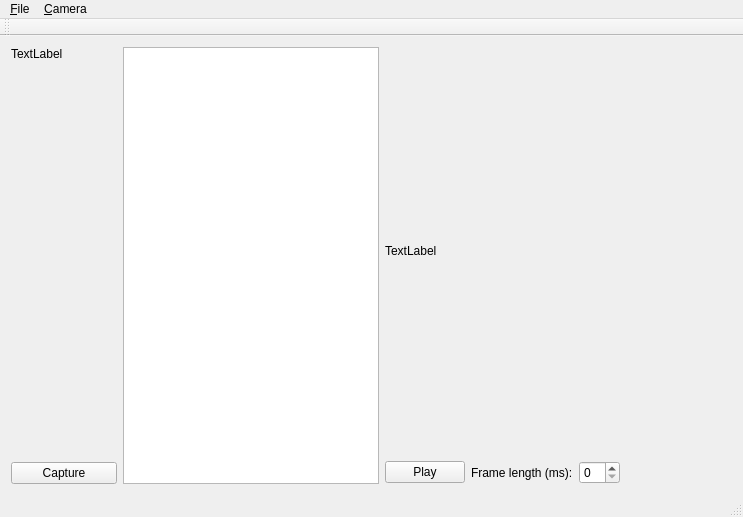
Old version of the form source/mainwindow.ui in the repository itai2/stopmotion.
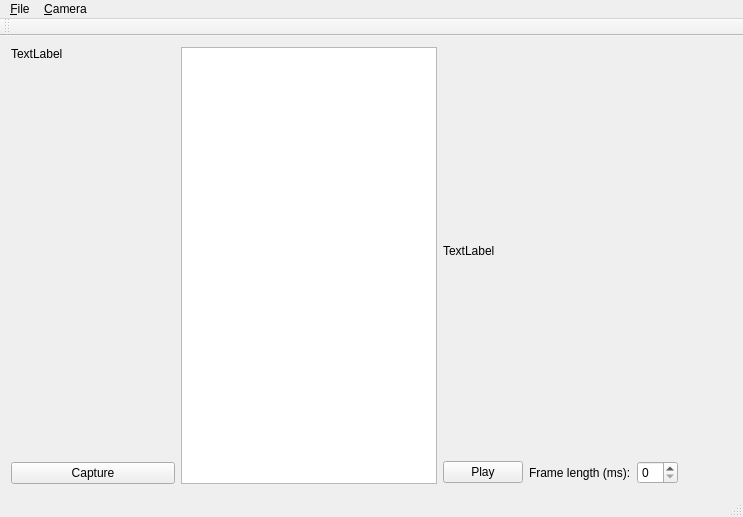
New version of the form. Custom widgets are drawn as their Qt base class.

Commit message: control tabs in a layout

```diff
--- a/source/mainwindow.ui
+++ b/source/mainwindow.ui
@@ -14,7 +14,7 @@
    <string>MainWindow</string>
   </property>
   <widget class="QWidget" name="centralWidget">
-   <layout class="QHBoxLayout" name="horizontalLayout_2" stretch="2,0,1,2">
+   <layout class="QHBoxLayout" name="horizontalLayout_2" stretch="3,0,1,1">
     <item>
      <layout class="QVBoxLayout" name="verticalLayout" stretch="0,1,0">
       <item>
@@ -78,7 +78,7 @@
      </layout>
     </item>
     <item>
-     <widget class="QWidget" name="_cameraSettingsHolder" native="true"/>
+     <layout class="QVBoxLayout" name="_cameraSettingsLayout"/>
     </item>
    </layout>
   </widget>
```
The commit also changes 1 other file.
